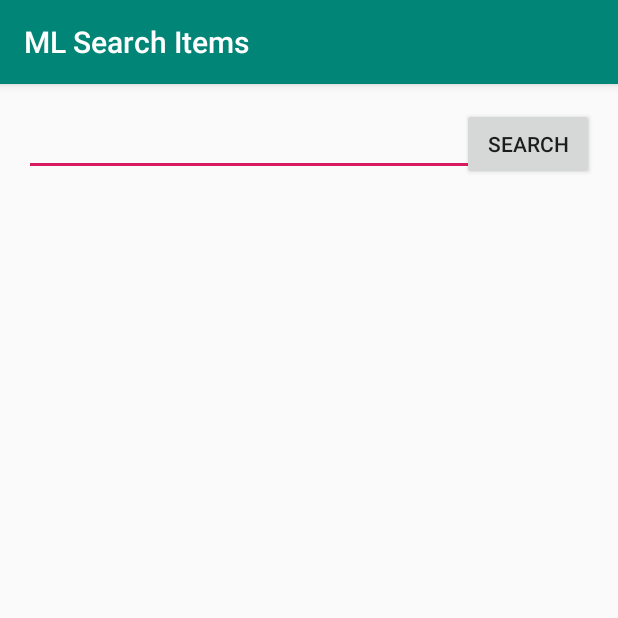
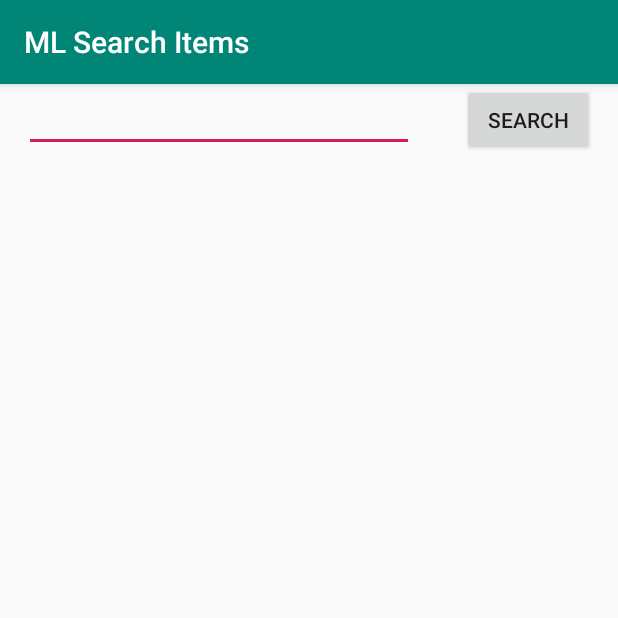
Before and after one commit to gabrielkou/MLSearchItems, an Android app: the screen it shows after launch (SearchItemsActivity), on a phone screen of 412 x 824 dp, the top half of it. Run offline under Robolectric (Android 15) with nearby library versions, the phone set to English and light mode, and no system bars; our stand-ins replace Dagger/Hilt's generated code, RxJava, Timber; pictures from the network do not load; 1 statement that could not run was skipped.

Commit message:
UI improvements

```diff
--- a/app/build.gradle
+++ b/app/build.gradle
@@ -56,7 +56,7 @@ dependencies {
 
     compile presentationDependencies.archRuntime
     compile presentationDependencies.archExtensions
-    compile "android.arch.persistence.room:rxjava2:1.0.0"
+    implementation "android.arch.persistence.room:rxjava2:1.0.0"
     kapt presentationDependencies.archCompiler
 
     testImplementation mobileUiTestDependencies.kotlinJUnit
--- a/app/src/main/AndroidManifest.xml
+++ b/app/src/main/AndroidManifest.xml
@@ -2,7 +2,7 @@
 <manifest xmlns:android="http://schemas.android.com/apk/res/android"
           package="com.gabrielkou.ml">
 
-    <uses-permission android:name="android.permission.INTERNET" />
+    <uses-permission android:name="android.permission.INTERNET"/>
 
     <application
             android:name=".MLSearchItemApplication"
@@ -12,12 +12,14 @@
             android:roundIcon="@mipmap/ic_launcher_round"
             android:supportsRtl="true"
             android:theme="@style/AppTheme">
+        <activity android:name=".details.ItemDetailsActivity">
+        </activity>
         <activity android:name=".search.SearchItemsActivity">
             <intent-filter>
                 <action android:name="android.intent.action.MAIN"/>
 
                 <category android:name="android.intent.category.LAUNCHER"/>
-                <category android:name="android.intent.category.DEFAULT" />
+                <category android:name="android.intent.category.DEFAULT"/>
             </intent-filter>
         </activity>
     </application>
--- a/app/src/main/java/com/gabrielkou/ml/injection/module/UiModule.kt
+++ b/app/src/main/java/com/gabrielkou/ml/injection/module/UiModule.kt
@@ -2,9 +2,11 @@ package com.gabrielkou.ml.injection.module
 
 import com.gabrielkou.domain.executor.PostExecutionThread
 import com.gabrielkou.ml.UiThread
+import com.gabrielkou.ml.search.ItemListener
 import com.gabrielkou.ml.search.SearchItemsActivity
 import dagger.Binds
 import dagger.Module
+import dagger.Provides
 import dagger.android.ContributesAndroidInjector
 
 @Module
--- a/app/src/main/java/com/gabrielkou/ml/search/SearchItemsActivity.kt
+++ b/app/src/main/java/com/gabrielkou/ml/search/SearchItemsActivity.kt
@@ -2,11 +2,12 @@ package com.gabrielkou.ml.search
 
 import android.arch.lifecycle.Observer
 import android.arch.lifecycle.ViewModelProviders
+import android.content.Intent
 import android.support.v7.app.AppCompatActivity
 import android.os.Bundle
 import android.support.v7.widget.LinearLayoutManager
 import android.view.View
-import com.gabrielkou.ml.R
+import com.gabrielkou.ml.details.ItemDetailsActivity
 import com.gabrielkou.ml.injection.ViewModelFactory
 import com.gabrielkou.ml.mapper.ItemViewMapper
 import com.gabrielkou.ml.model.ItemViewModel
@@ -17,13 +18,15 @@ import com.gabrielkou.presentation.model.ItemView
 import dagger.android.AndroidInjection
 import kotlinx.android.synthetic.main.activity_search_items.*
 import javax.inject.Inject
+import android.content.Context
+import android.view.inputmethod.InputMethodManager
+import com.gabrielkou.ml.R
+
 
 class SearchItemsActivity : AppCompatActivity() {
 
-    @Inject
-    lateinit var searchAdapter:SearchItemsAdapter
-    @Inject
-    lateinit var searchItemsViewModel: SearchItemsViewModel
+    @Inject lateinit var searchAdapter:SearchItemsAdapter
+    @Inject lateinit var searchItemsViewModel: SearchItemsViewModel
     @Inject lateinit var mapper: ItemViewMapper
     @Inject lateinit var viewModelFactory: ViewModelFactory
 
@@ -50,16 +53,18 @@ class SearchItemsActivity : AppCompatActivity() {
     }
 
     private fun setupSearchRecycler() {
+        searchAdapter.itemListener = itemListener
         recycler_search_results.layoutManager = LinearLayoutManager(this)
         recycler_search_results.adapter = searchAdapter
     }
 
     private fun setupSearchListener() {
-        search_button.setOnClickListener { onItemClicked() }
+        search_button.setOnClickListener { onSearchButtonClicked() }
     }
 
-    private fun onItemClicked() {
+    private fun onSearchButtonClicked() {
         searchItemsViewModel.searchItems(search_edit.text.toString())
+        dismissKeyboard()
     }
 
     private fun handleDataState(resource: Resource<List<ItemView>>) {
@@ -101,10 +106,26 @@ class SearchItemsActivity : AppCompatActivity() {
         }
     }
 
+    private fun dismissKeyboard() {
+        val imm = getSystemService(Context.INPUT_METHOD_SERVICE) as InputMethodManager
+        imm!!.hideSoftInputFromWindow(search_edit.getWindowToken(), 0)
+    }
+
     private fun setupScreenForError(message: String?) {
         progress.visibility = View.GONE
         recycler_search_results.visibility = View.GONE
 //        view_empty.visibility = View.GONE
 //        view_error.visibility = View.VISIBLE
     }
+
+
+
+
+    private val itemListener = object :ItemListener{
+        override fun onItemClicked(itemId: String) {
+            var intent = Intent(this@SearchItemsActivity, ItemDetailsActivity::class.java)
+            startActivity(intent)
+        }
+    }
+
 }
--- a/app/src/main/java/com/gabrielkou/ml/search/SearchItemsAdapter.kt
+++ b/app/src/main/java/com/gabrielkou/ml/search/SearchItemsAdapter.kt
@@ -16,6 +16,7 @@ import javax.inject.Inject
 class SearchItemsAdapter @Inject constructor(): RecyclerView.Adapter<SearchItemsAdapter.ViewHolder>() {
 
     var items : List<ItemViewModel> = arrayListOf()
+    var itemListener: ItemListener? = null
 
     override fun onCreateViewHolder(parent: ViewGroup, position: Int): ViewHolder {
         val itemView = LayoutInflater
@@ -36,6 +37,10 @@ class SearchItemsAdapter @Inject constructor(): RecyclerView.Adapter<SearchItems
             .load(item.imageUrl)
             .apply(RequestOptions.circleCropTransform())
             .into(holder.thumbnail)
+
+        holder.itemView.setOnClickListener {
+            itemListener?.onItemClicked(item.id)
+        }
     }
 
     class ViewHolder(view: View) : RecyclerView.ViewHolder(view) {
--- a/app/src/main/res/layout/activity_search_items.xml
+++ b/app/src/main/res/layout/activity_search_items.xml
@@ -8,18 +8,22 @@
         tools:context=".search.SearchItemsActivity">
 
 
+    <Button android:id="@+id/search_button"
+            android:layout_marginLeft="16dp"
+            android:layout_marginRight="16dp"
+            android:text="@string/search"
+            android:layout_width="wrap_content"
+            android:layout_height="wrap_content"
+            android:layout_alignParentEnd="true"/>
+
     <EditText
             android:id="@+id/search_edit"
-            android:layout_margin="16dp"
+            android:layout_marginLeft="16dp"
+            android:layout_marginRight="16dp"
+            android:layout_toLeftOf="@id/search_button"
             android:layout_width="match_parent"
             android:layout_height="wrap_content"/>
 
-    <Button android:id="@+id/search_button"
-            android:layout_margin="16dp"
-            android:text="Search"
-            android:layout_width="wrap_content"
-            android:layout_height="wrap_content"
-            android:layout_alignParentEnd="true"/>
 
     <ProgressBar
             android:id="@+id/progress"
@@ -34,22 +38,13 @@
             android:layout_height="wrap_content"
             android:layout_below="@id/search_edit">
 
-        <android.support.v7.widget.AppCompatTextView
-                android:id="@+id/search_results_number"
-                android:layout_marginLeft="16dp"
-                android:layout_marginRight="16dp"
-                android:layout_marginBottom="8dp"
-                tools:text="100 results"
-                android:layout_width="match_parent"
-                android:layout_height="wrap_content"/>
-
         <android.support.v7.widget.RecyclerView
                 android:id="@+id/recycler_search_results"
                 android:layout_marginTop="8dp"
                 android:layout_marginRight="16dp"
                 android:layout_marginLeft="16dp"
                 android:layout_marginBottom="16dp"
-                android:layout_below="@id/search_results_number"
+
                 android:layout_width="match_parent"
                 android:layout_height="wrap_content">
         </android.support.v7.widget.RecyclerView>
--- a/app/src/main/res/values/strings.xml
+++ b/app/src/main/res/values/strings.xml
@@ -2,4 +2,5 @@
     <string name="app_name">ML Search Items</string>
     <string name="label_error_result">Error fetching data, try again</string>
     <string name="label_empty_result">No results, try to search for an item</string>
+    <string name="search">Search</string>
 </resources>
```
Also changed, not shown: app/src/main/java/com/gabrielkou/ml/details/ItemDetailsActivity.kt (added, +13 -0 lines), app/src/main/res/layout/activity_item_details.xml (added, +10 -0 lines).
